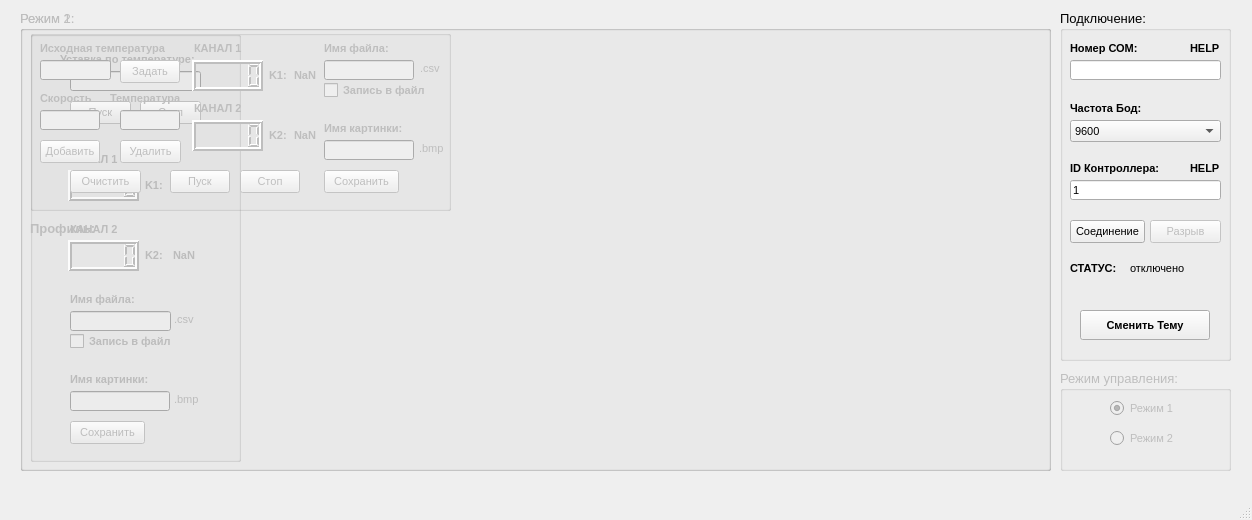
The window that OVEN/mainwindow.ui (eai13/OVEN-Project) describes before a commit, drawn with Qt 5.
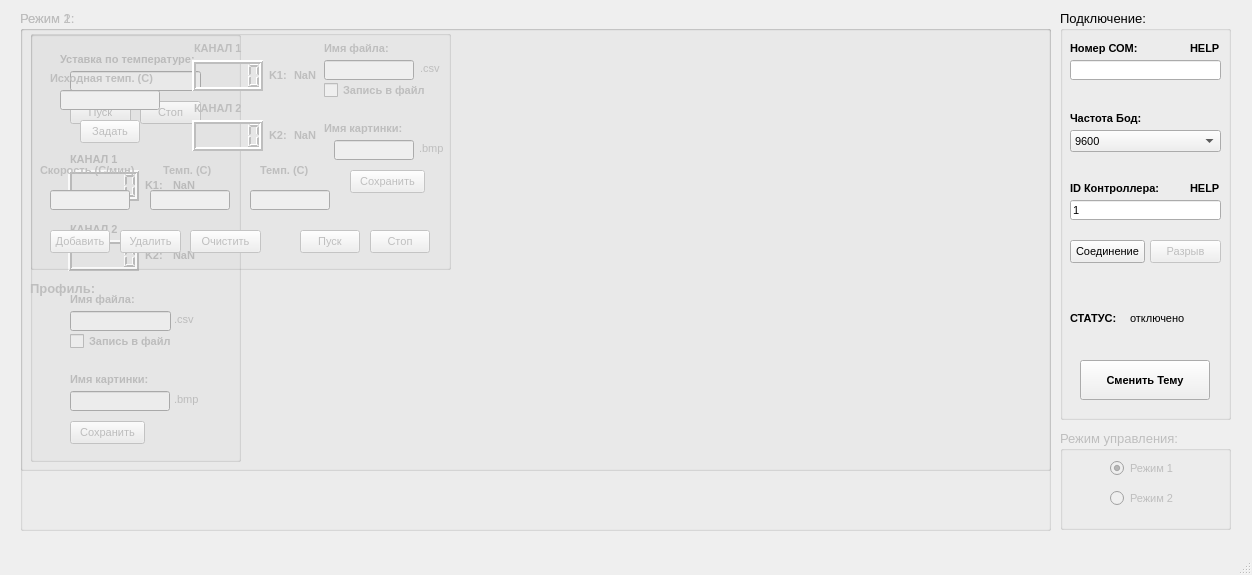
The same window after the commit.

Patch:
```diff
--- a/OVEN/mainwindow.ui
+++ b/OVEN/mainwindow.ui
@@ -7,7 +7,7 @@
     <x>0</x>
     <y>0</y>
     <width>1252</width>
-    <height>520</height>
+    <height>575</height>
    </rect>
   </property>
   <property name="sizePolicy">
@@ -25,7 +25,7 @@
   <property name="maximumSize">
    <size>
     <width>1252</width>
-    <height>520</height>
+    <height>575</height>
    </size>
   </property>
   <property name="windowTitle">
@@ -38,7 +38,7 @@
       <x>1060</x>
       <y>10</y>
       <width>171</width>
-      <height>351</height>
+      <height>410</height>
      </rect>
     </property>
     <property name="font">
@@ -55,7 +55,7 @@
      <property name="geometry">
       <rect>
        <x>10</x>
-       <y>210</y>
+       <y>230</y>
        <width>75</width>
        <height>23</height>
       </rect>
@@ -115,7 +115,7 @@
      <property name="geometry">
       <rect>
        <x>10</x>
-       <y>110</y>
+       <y>120</y>
        <width>151</width>
        <height>22</height>
       </rect>
@@ -180,7 +180,7 @@
      <property name="geometry">
       <rect>
        <x>10</x>
-       <y>90</y>
+       <y>100</y>
        <width>90</width>
        <height>16</height>
       </rect>
@@ -200,7 +200,7 @@
      <property name="geometry">
       <rect>
        <x>10</x>
-       <y>170</y>
+       <y>190</y>
        <width>151</width>
        <height>20</height>
       </rect>
@@ -220,7 +220,7 @@
      <property name="geometry">
       <rect>
        <x>10</x>
-       <y>150</y>
+       <y>170</y>
        <width>110</width>
        <height>16</height>
       </rect>
@@ -243,7 +243,7 @@
      <property name="geometry">
       <rect>
        <x>90</x>
-       <y>210</y>
+       <y>230</y>
        <width>71</width>
        <height>23</height>
       </rect>
@@ -363,7 +363,7 @@
      <property name="geometry">
       <rect>
        <x>130</x>
-       <y>150</y>
+       <y>170</y>
        <width>31</width>
        <height>16</height>
       </rect>
@@ -390,7 +390,7 @@
      <property name="geometry">
       <rect>
        <x>10</x>
-       <y>250</y>
+       <y>300</y>
        <width>51</width>
        <height>16</height>
       </rect>
@@ -410,7 +410,7 @@
      <property name="geometry">
       <rect>
        <x>70</x>
-       <y>250</y>
+       <y>300</y>
        <width>91</width>
        <height>16</height>
       </rect>
@@ -430,9 +430,9 @@
      <property name="geometry">
       <rect>
        <x>20</x>
-       <y>300</y>
+       <y>350</y>
        <width>130</width>
-       <height>30</height>
+       <height>40</height>
       </rect>
      </property>
      <property name="font">
@@ -897,7 +897,7 @@
       <x>20</x>
       <y>10</y>
       <width>1031</width>
-      <height>461</height>
+      <height>521</height>
      </rect>
     </property>
     <property name="font">
@@ -917,7 +917,7 @@
        <x>10</x>
        <y>20</y>
        <width>421</width>
-       <height>181</height>
+       <height>240</height>
       </rect>
      </property>
      <property name="title">
@@ -1050,9 +1050,9 @@
      <widget class="QLineEdit" name="lineedit_mode2picname">
       <property name="geometry">
        <rect>
-        <x>294</x>
+        <x>304</x>
         <y>110</y>
-        <width>90</width>
+        <width>80</width>
         <height>20</height>
        </rect>
       </property>
@@ -1105,7 +1105,7 @@
      <widget class="QPushButton" name="pushbutton_mode2saveplot">
       <property name="geometry">
        <rect>
-        <x>294</x>
+        <x>320</x>
         <y>140</y>
         <width>75</width>
         <height>23</height>
@@ -1123,8 +1123,8 @@
      <widget class="QPushButton" name="pushbutton_mode2setcontrolpoints">
       <property name="geometry">
        <rect>
-        <x>140</x>
-        <y>140</y>
+        <x>270</x>
+        <y>200</y>
         <width>60</width>
         <height>23</height>
        </rect>
@@ -1144,8 +1144,8 @@
      <widget class="QPushButton" name="pushbutton_mode2stop">
       <property name="geometry">
        <rect>
-        <x>210</x>
-        <y>140</y>
+        <x>340</x>
+        <y>200</y>
         <width>60</width>
         <height>23</height>
        </rect>
@@ -1165,9 +1165,9 @@
      <widget class="QLineEdit" name="lineedit_mode2addtime">
       <property name="geometry">
        <rect>
-        <x>10</x>
-        <y>80</y>
-        <width>60</width>
+        <x>20</x>
+        <y>160</y>
+        <width>80</width>
         <height>20</height>
        </rect>
       </property>
@@ -1180,9 +1180,9 @@
      <widget class="QLineEdit" name="lineedit_mode2addtemperature">
       <property name="geometry">
        <rect>
-        <x>90</x>
-        <y>80</y>
-        <width>60</width>
+        <x>120</x>
+        <y>160</y>
+        <width>80</width>
         <height>20</height>
        </rect>
       </property>
@@ -1195,8 +1195,8 @@
      <widget class="QPushButton" name="pushbutton_mode2clear">
       <property name="geometry">
        <rect>
-        <x>40</x>
-        <y>140</y>
+        <x>160</x>
+        <y>200</y>
         <width>71</width>
         <height>23</height>
        </rect>
@@ -1216,8 +1216,8 @@
      <widget class="QPushButton" name="pushbutton_mode2addpoint">
       <property name="geometry">
        <rect>
-        <x>10</x>
-        <y>110</y>
+        <x>20</x>
+        <y>200</y>
         <width>60</width>
         <height>23</height>
        </rect>
@@ -1235,7 +1235,7 @@
       <property name="geometry">
        <rect>
         <x>90</x>
-        <y>110</y>
+        <y>200</y>
         <width>61</width>
         <height>23</height>
        </rect>
@@ -1255,10 +1255,10 @@
      <widget class="QLabel" name="label_14">
       <property name="geometry">
        <rect>
-        <x>80</x>
-        <y>60</y>
-        <width>81</width>
-        <height>16</height>
+        <x>133</x>
+        <y>130</y>
+        <width>61</width>
+        <height>20</height>
        </rect>
       </property>
       <property name="font">
@@ -1269,16 +1269,16 @@
        </font>
       </property>
       <property name="text">
-       <string>Температура</string>
+       <string>Темп. (С)</string>
       </property>
      </widget>
      <widget class="QLabel" name="label_15">
       <property name="geometry">
        <rect>
         <x>10</x>
-        <y>60</y>
-        <width>71</width>
-        <height>16</height>
+        <y>130</y>
+        <width>101</width>
+        <height>20</height>
        </rect>
       </property>
       <property name="font">
@@ -1289,15 +1289,15 @@
        </font>
       </property>
       <property name="text">
-       <string>Скорость</string>
+       <string>Скорость (С/мин)</string>
       </property>
      </widget>
      <widget class="QLineEdit" name="lineedit_mode2startingtemperature">
       <property name="geometry">
        <rect>
-        <x>10</x>
-        <y>30</y>
-        <width>71</width>
+        <x>30</x>
+        <y>60</y>
+        <width>100</width>
         <height>20</height>
        </rect>
       </property>
@@ -1325,8 +1325,8 @@
      <widget class="QPushButton" name="pushbutton_mode2setstartingtemperature">
       <property name="geometry">
        <rect>
-        <x>90</x>
-        <y>30</y>
+        <x>50</x>
+        <y>90</y>
         <width>60</width>
         <height>23</height>
        </rect>
@@ -1343,9 +1343,9 @@
      <widget class="QLabel" name="label_24">
       <property name="geometry">
        <rect>
-        <x>10</x>
-        <y>10</y>
-        <width>150</width>
+        <x>20</x>
+        <y>40</y>
+        <width>130</width>
         <height>16</height>
        </rect>
       </property>
@@ -1357,7 +1357,42 @@
        </font>
       </property>
       <property name="text">
-       <string>Исходная температура</string>
+       <string>Исходная темп. (С)</string>
+      </property>
+     </widget>
+     <widget class="QLabel" name="label_16">
+      <property name="geometry">
+       <rect>
+        <x>230</x>
+        <y>130</y>
+        <width>61</width>
+        <height>20</height>
+       </rect>
+      </property>
+      <property name="font">
+       <font>
+        <pointsize>8</pointsize>
+        <weight>75</weight>
+        <bold>true</bold>
+       </font>
+      </property>
+      <property name="text">
+       <string>Темп. (С)</string>
+      </property>
+     </widget>
+     <widget class="QLineEdit" name="lineedit_mode2addtemperature_2">
+      <property name="geometry">
+       <rect>
+        <x>220</x>
+        <y>160</y>
+        <width>80</width>
+        <height>20</height>
+       </rect>
+      </property>
+      <property name="font">
+       <font>
+        <pointsize>8</pointsize>
+       </font>
       </property>
      </widget>
      <zorder>label_7</zorder>
@@ -1392,7 +1427,7 @@
        <x>440</x>
        <y>20</y>
        <width>581</width>
-       <height>431</height>
+       <height>490</height>
       </rect>
      </property>
      <layout class="QHBoxLayout" name="horizontallayout_plot1_2"/>
@@ -1519,7 +1554,7 @@
      <property name="geometry">
       <rect>
        <x>10</x>
-       <y>230</y>
+       <y>290</y>
        <width>421</width>
        <height>221</height>
       </rect>
@@ -1530,7 +1565,7 @@
      <property name="geometry">
       <rect>
        <x>10</x>
-       <y>210</y>
+       <y>270</y>
        <width>71</width>
        <height>16</height>
       </rect>
@@ -1554,9 +1589,9 @@
     <property name="geometry">
      <rect>
       <x>1060</x>
-      <y>370</y>
+      <y>430</y>
       <width>171</width>
-      <height>101</height>
+      <height>100</height>
      </rect>
     </property>
     <property name="font">
```
Left out of the diff: 2 changed lines with no effect on the pictures.
